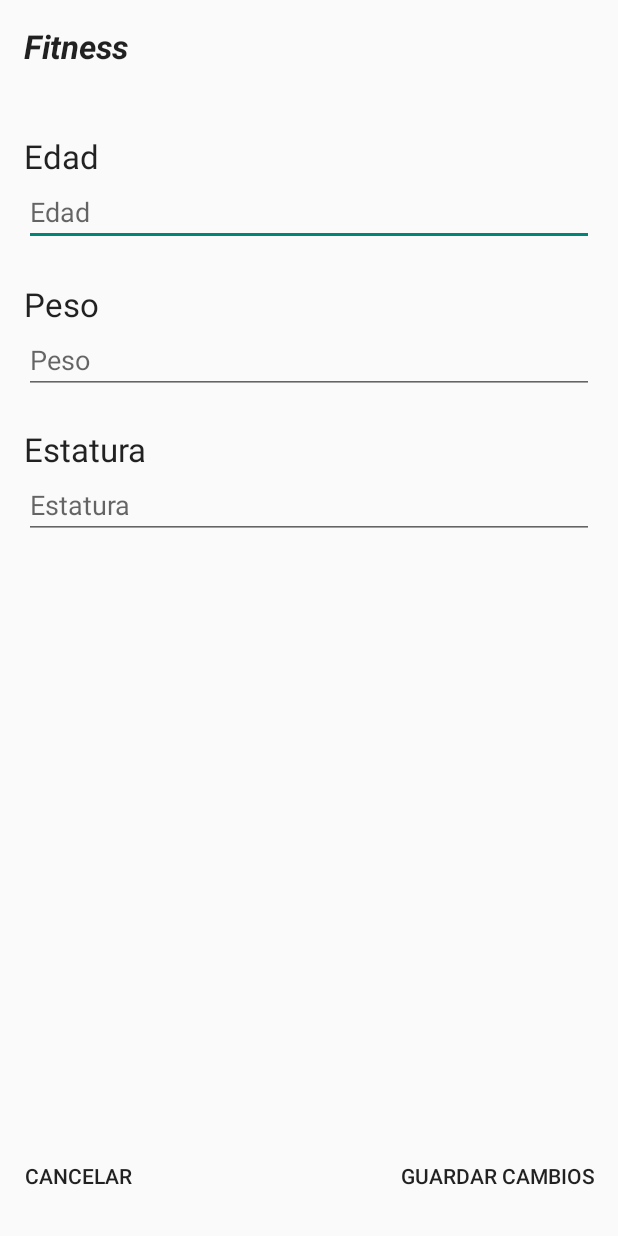
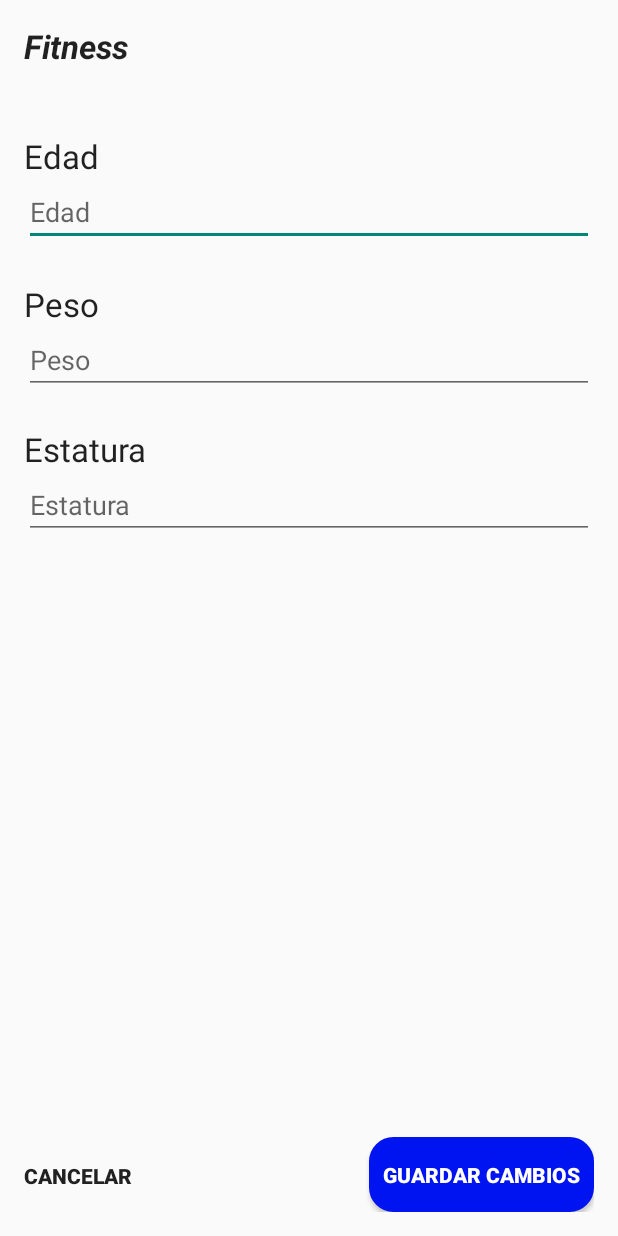
Before and after one commit to gomixx18/RunApp, an Android app: the CambiarDatos screen opened directly, with no data from a screen before it, on a phone screen of 412 x 824 dp. Run offline under Robolectric (Android 15) with nearby library versions, the phone set to English and light mode, and no system bars.

Commit message:
btnCambiaDatos

```diff
--- a/RunApp2/app/src/main/res/layout/activity_cambiar_datos.xml
+++ b/RunApp2/app/src/main/res/layout/activity_cambiar_datos.xml
@@ -77,12 +77,13 @@
 
     <Button
         style="?android:attr/buttonStyleSmall"
-        android:layout_width="wrap_content"
-        android:layout_height="wrap_content"
+        android:layout_width="150dp"
+        android:layout_height="50dp"
         android:id="@+id/btnGuarda"
         android:text="Guardar Cambios"
-        android:background="@android:color/transparent"
-        android:backgroundTint="@android:color/transparent"
+        android:background="@drawable/roundbtn"
+        android:textStyle="bold"
+        android:textColor="#ffffff"
         android:clickable="false"
         android:layout_alignParentBottom="true"
         android:layout_alignParentEnd="true" />
@@ -106,6 +107,7 @@
         android:background="@android:color/transparent"
         android:backgroundTint="@android:color/transparent"
         android:clickable="false"
+        android:textStyle="bold"
         android:layout_alignParentBottom="true"
         android:layout_alignParentStart="true" />
 
```
